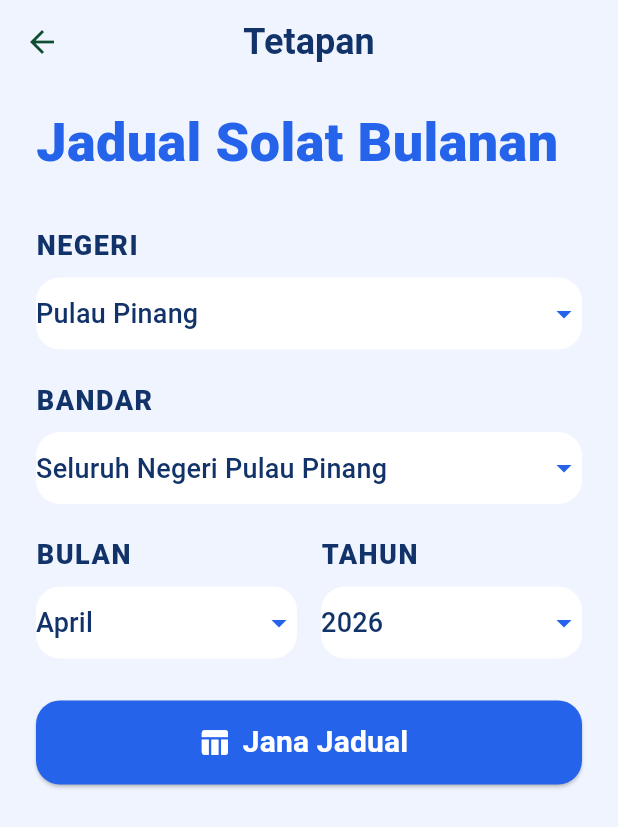
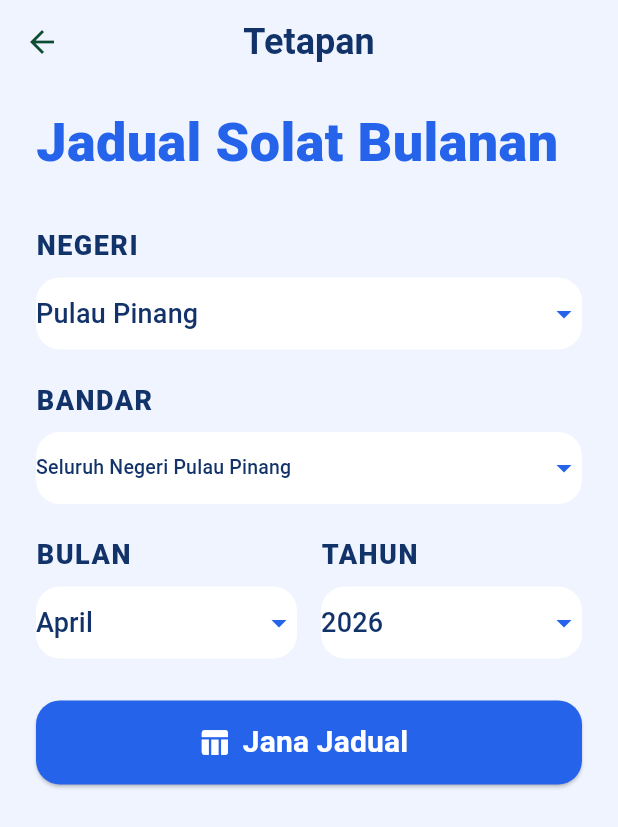
Before and after one commit to rosmannapps/mysolat_new1, a Flutter app: the JadualBulananPage screen opened directly, on a phone screen of 412 x 824 dp. Shown: the top 827 px of the screen. Run offline on Flutter 3.47's test engine with Material 3 defaults, Android fonts, the phone set to English and light mode, and no system bars; our stand-ins replace audioplayers, confetti, flutter_compass, flutter_local_notifications, geocoding, geolocator and 4 more; missing offline and left inert: hijri_date_time; accounts and stored records are empty; network calls fail; statements that could not run were skipped.

Commit message:
fix: compass iOS permission, Android platform check, jadual zone font size

```diff
--- a/lib/pages/arah_qiblat_page.dart
+++ b/lib/pages/arah_qiblat_page.dart
@@ -1,5 +1,6 @@
 // lib/pages/arah_qiblat_page.dart
 import 'dart:async';
+import 'dart:io';
 import 'dart:math' as math;
 
 import 'package:confetti/confetti.dart';
@@ -83,7 +84,7 @@ class _ArahQiblatPageState extends State<ArahQiblatPage>
     }
 
     // On iOS request location permission which enables compass
-    if (mounted) {
+    if (Platform.isIOS) {
       await Geolocator.requestPermission();
     }
 
--- a/lib/pages/jadual_bulanan_page.dart
+++ b/lib/pages/jadual_bulanan_page.dart
@@ -322,9 +322,11 @@ class _JadualBulananPageState extends State<JadualBulananPage> {
               child: Text(
                 z.name,
                 style: const TextStyle(
-                  fontSize: 18,
+                  fontSize: 13,
                   color: _labelBlue,
                 ),
+                maxLines: 2,
+                overflow: TextOverflow.ellipsis,
               ),
             ),
           )
```
